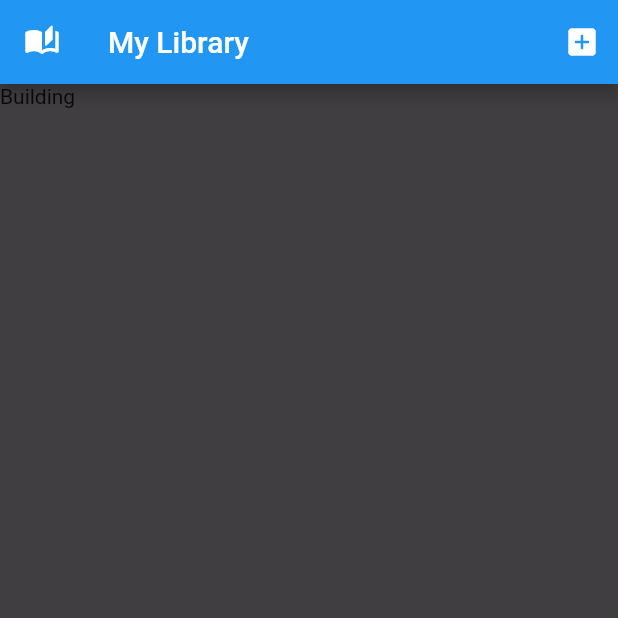
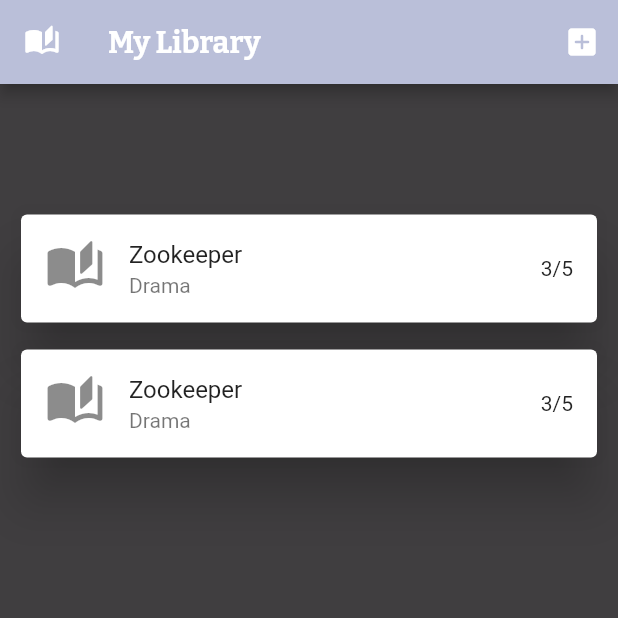
Before and after one commit to BelenStar/firestore_app, a Flutter app: the LibraryPage screen opened by its route, on a phone screen of 412 x 824 dp, the top half of it. Run offline on Flutter 3.47's test engine with Material 2 defaults, Android fonts, the phone set to English and light mode, and no system bars; our stand-ins replace cloud_firestore, firebase_auth, firebase_core, google_fonts; accounts and stored records are empty.

Commit message:
feature($library):make list tile design

```diff
--- a/lib/src/pages/library.dart
+++ b/lib/src/pages/library.dart
@@ -1,4 +1,5 @@
 import 'package:flutter/material.dart';
+import 'package:google_fonts/google_fonts.dart';
 
 class LibraryPage extends StatefulWidget {
   const LibraryPage({super.key});
@@ -11,8 +12,15 @@ class _LibraryPageState extends State<LibraryPage> {
   @override
   Widget build(BuildContext context) {
     return Scaffold(
+      backgroundColor: const Color(0xff403E40),
       appBar: AppBar(
-        title: const Text('My Library'),
+        title: Text(
+          'My Library',
+          style: GoogleFonts.bitter(
+              textStyle:
+                  const TextStyle(fontSize: 20, fontWeight: FontWeight.bold)),
+        ),
+        backgroundColor: const Color(0xffBABFD9),
         leading: const Icon(Icons.auto_stories_rounded),
         actions: [
           IconButton(
@@ -24,8 +32,41 @@ class _LibraryPageState extends State<LibraryPage> {
               icon: const Icon(Icons.add_box_rounded))
         ],
       ),
-      backgroundColor: const Color(0xff403E40),
-      body: const Text('Building'),
+      body: SafeArea(
+        child: Center(
+            child: SingleChildScrollView(
+          child: Column(
+            children: [
+              Container(
+                padding: const EdgeInsets.only(top: 10),
+                height: MediaQuery.of(context).size.height * 0.767,
+                child: ListView.builder(
+                  itemCount: 2,
+                  itemBuilder: (context, int index) {
+                    return Padding(
+                        padding: const EdgeInsets.symmetric(
+                            horizontal: 10, vertical: 5),
+                        child: Card(
+                            elevation: 15,
+                            shadowColor: Colors.black,
+                            child: ListTile(
+                                leading: const Icon(
+                                  Icons.auto_stories_rounded,
+                                  size: 40,
+                                ),
+                                title: const Text('Zookeeper'),
+                                trailing: const Text('3/5'),
+                                subtitle: const Text('Drama'),
+                                shape: RoundedRectangleBorder(
+                                    borderRadius:
+                                        BorderRadius.circular(15.5)))));
+                  },
+                ),
+              )
+            ],
+          ),
+        )),
+      ),
     );
   }
 }
```
